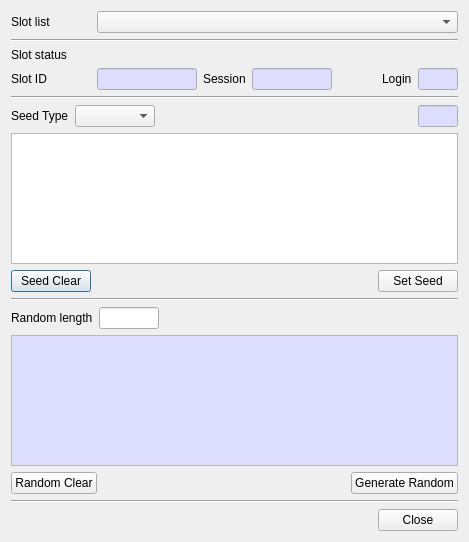
Qt form CryptokiMan/rand_dlg.ui (jykim74/CryptokiMan) before a commit.
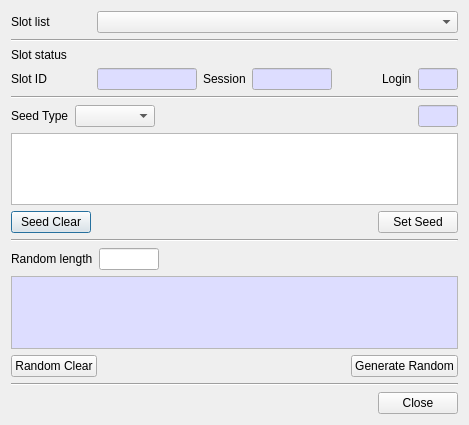
The same form after that commit.

Diff of the .ui file:
```diff
--- a/CryptokiMan/rand_dlg.ui
+++ b/CryptokiMan/rand_dlg.ui
@@ -7,7 +7,7 @@
     <x>0</x>
     <y>0</y>
     <width>469</width>
-    <height>542</height>
+    <height>425</height>
    </rect>
   </property>
   <property name="windowTitle">
```
